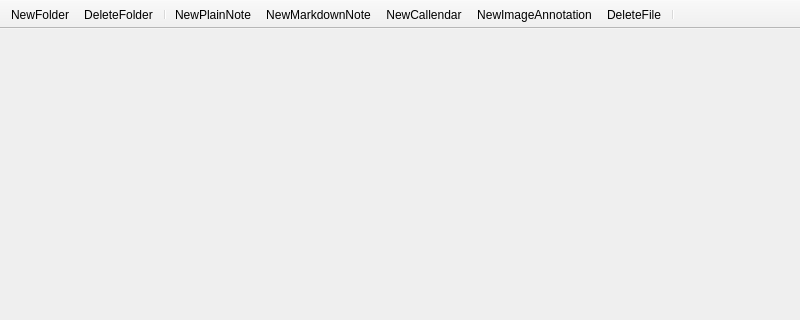
First picture: the form in ui/filebrowser.ui, repository ilyayae/SpaceTimeHeart, before the edit; both pictures show x 0 to 800 and y 0 to 320 of the 800 by 600 pixel window.
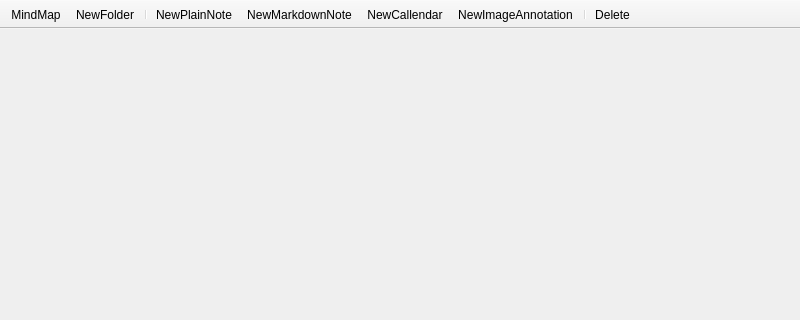
Second picture: the form after the edit. Icons and pictures are not drawn.

Patch:
```diff
--- a/ui/filebrowser.ui
+++ b/ui/filebrowser.ui
@@ -48,15 +48,15 @@
    <attribute name="toolBarBreak">
     <bool>false</bool>
    </attribute>
+   <addaction name="actionMindMap"/>
    <addaction name="actionNewFolder"/>
-   <addaction name="actionDeleteFolder"/>
    <addaction name="separator"/>
    <addaction name="actionNewPlainNote"/>
    <addaction name="actionNewMarkdownNote"/>
    <addaction name="actionNewCallendar"/>
    <addaction name="actionNewImageAnnotation"/>
-   <addaction name="actionDeleteFile"/>
    <addaction name="separator"/>
+   <addaction name="actionDelete"/>
   </widget>
   <action name="actionNewFolder">
    <property name="icon">
@@ -113,23 +113,23 @@
     <enum>QAction::MenuRole::NoRole</enum>
    </property>
   </action>
-  <action name="actionDeleteFolder">
+  <action name="actionDelete">
    <property name="icon">
     <iconset theme="QIcon::ThemeIcon::EditDelete"/>
    </property>
    <property name="text">
-    <string>DeleteFolder</string>
+    <string>Delete</string>
    </property>
    <property name="menuRole">
     <enum>QAction::MenuRole::NoRole</enum>
    </property>
   </action>
-  <action name="actionDeleteFile">
+  <action name="actionMindMap">
    <property name="icon">
-    <iconset theme="QIcon::ThemeIcon::EditDelete"/>
+    <iconset theme="QIcon::ThemeIcon::EditSelectAll"/>
    </property>
    <property name="text">
-    <string>DeleteFile</string>
+    <string>MindMap</string>
    </property>
    <property name="menuRole">
     <enum>QAction::MenuRole::NoRole</enum>
```
